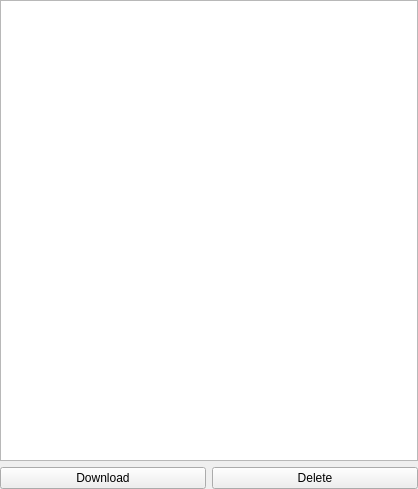
Before: the Qt Designer form src/brickv/plugin_system/plugins/red/ui/program_info_logs.ui in Tinkerforge/brickv, drawn with Qt 5.
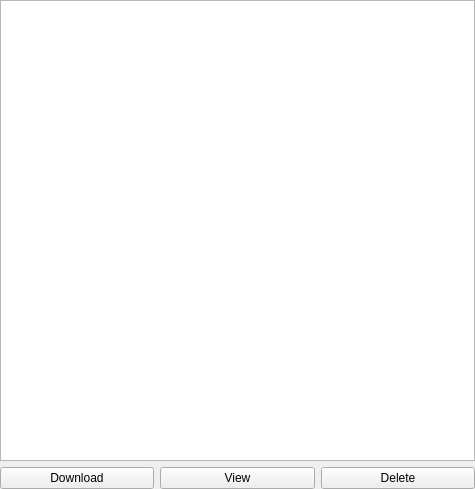
After: the same form once the commit is applied.

Commit message: red-brick/pi: Add log view dialog

```diff
--- a/src/brickv/plugin_system/plugins/red/ui/program_info_logs.ui
+++ b/src/brickv/plugin_system/plugins/red/ui/program_info_logs.ui
@@ -6,7 +6,7 @@
    <rect>
     <x>0</x>
     <y>0</y>
-    <width>418</width>
+    <width>475</width>
     <height>489</height>
    </rect>
   </property>
@@ -19,7 +19,7 @@
    </property>
    <item>
     <layout class="QGridLayout" name="gridLayout">
-     <item row="0" column="0" colspan="2">
+     <item row="0" column="0" colspan="3">
       <widget class="QTreeView" name="tree_logs">
        <property name="minimumSize">
         <size>
@@ -45,13 +45,20 @@
        </property>
       </widget>
      </item>
-     <item row="1" column="1">
+     <item row="1" column="2">
       <widget class="QPushButton" name="button_delete_logs">
        <property name="text">
         <string>Delete</string>
        </property>
       </widget>
      </item>
+     <item row="1" column="1">
+      <widget class="QPushButton" name="button_view_log">
+       <property name="text">
+        <string>View</string>
+       </property>
+      </widget>
+     </item>
     </layout>
    </item>
   </layout>
```
Left out of the diff: 6 changed lines with no effect on the pictures. The commit also changes 6 other files.
